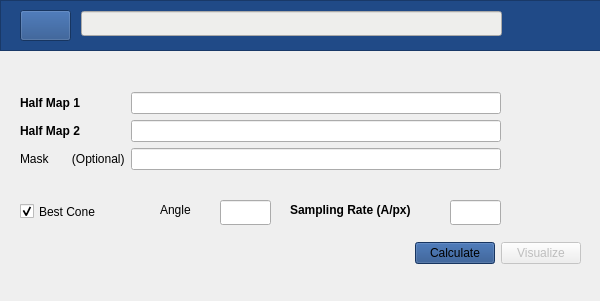
Qt form GUI/mainwindow_v0.ui (Vilax/FSO) before a commit.
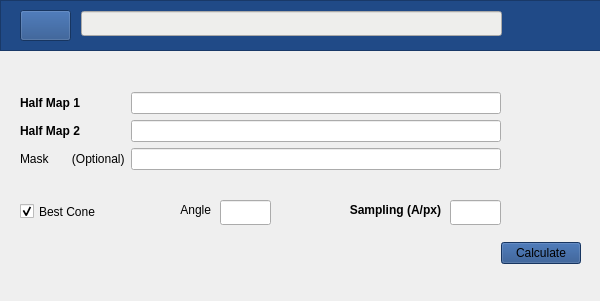
The same form after that commit. Icons and pictures are not drawn.

```diff
--- a/GUI/mainwindow_v0.ui
+++ b/GUI/mainwindow_v0.ui
@@ -303,22 +303,6 @@
        </property>
       </widget>
      </item>
-     <item>
-      <widget class="QPushButton" name="AnalyzeButton_2">
-       <property name="enabled">
-        <bool>false</bool>
-       </property>
-       <property name="cursor">
-        <cursorShape>PointingHandCursor</cursorShape>
-       </property>
-       <property name="toolTip">
-        <string>Analyze Results</string>
-       </property>
-       <property name="text">
-        <string>Visualize</string>
-       </property>
-      </widget>
-     </item>
     </layout>
    </widget>
    <widget class="QLineEdit" name="lineSampling">
@@ -350,7 +334,10 @@
      <string>&lt;html&gt;&lt;head/&gt;&lt;body&gt;&lt;p&gt;Sampling rate (Mandatory Parameter)&lt;/p&gt;&lt;p&gt;&lt;br/&gt;&lt;/p&gt;&lt;p&gt;&lt;span style=&quot; font-weight:400;&quot;&gt;Provide the pixel size in A/px&lt;/span&gt;&lt;/p&gt;&lt;/body&gt;&lt;/html&gt;</string>
     </property>
     <property name="text">
-     <string>Sampling Rate (A/px)</string>
+     <string>Sampling (A/px)</string>
+    </property>
+    <property name="alignment">
+     <set>Qt::AlignRight|Qt::AlignTrailing|Qt::AlignVCenter</set>
     </property>
    </widget>
    <widget class="QFrame" name="Topframe">
@@ -606,6 +593,9 @@
     <property name="text">
      <string>Angle</string>
     </property>
+    <property name="alignment">
+     <set>Qt::AlignRight|Qt::AlignTrailing|Qt::AlignVCenter</set>
+    </property>
    </widget>
    <widget class="QCheckBox" name="checkBox">
     <property name="geometry">
```
